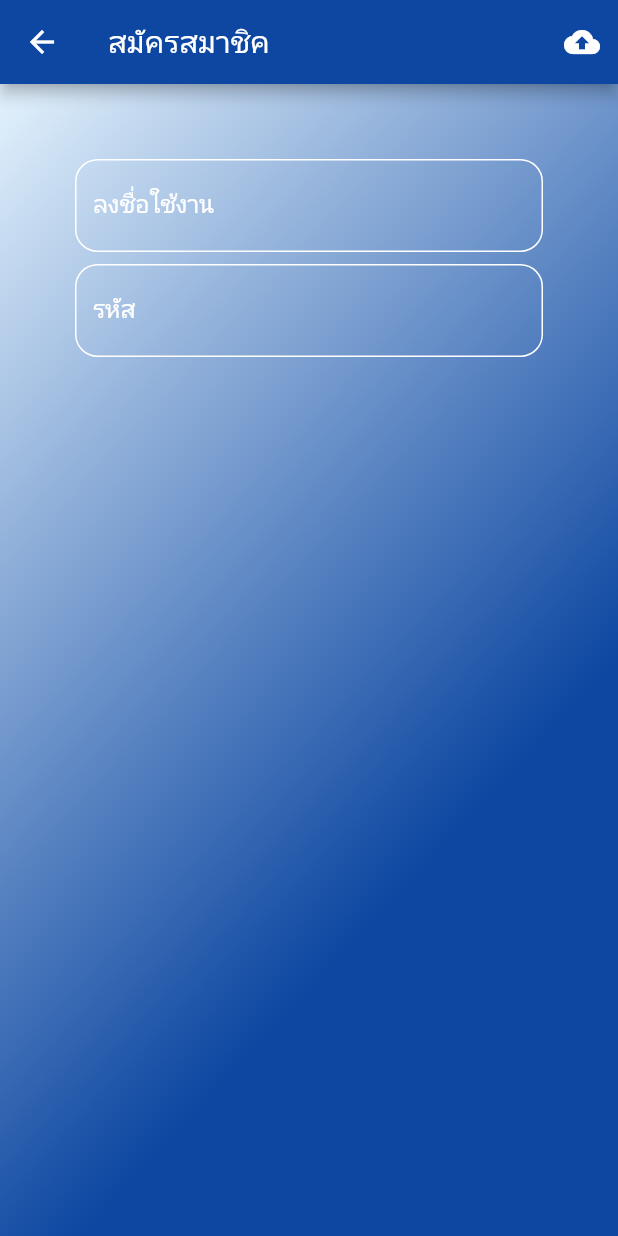
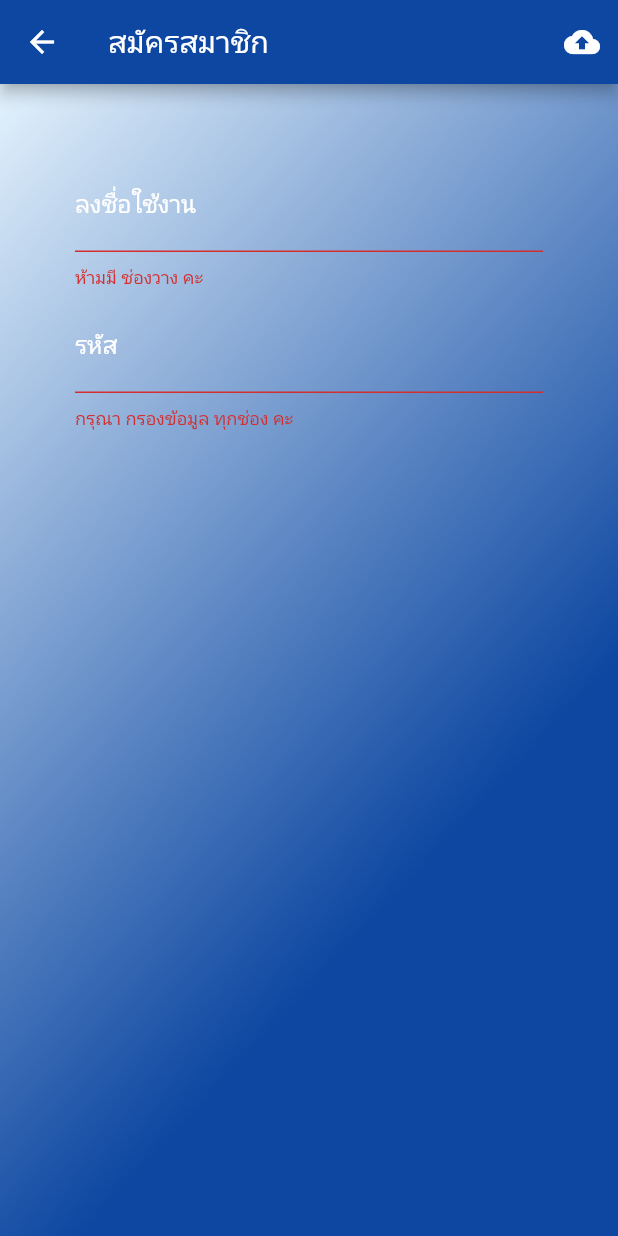
Before and after one commit to masterUNG/MariaAlertFlutter, a Flutter app: the Register screen opened directly, after a tap on the "cloud upload" icon, on a phone screen of 412 x 824 dp. Run offline on Flutter 3.47's test engine with Material 2 defaults, Android fonts, the phone set to English and light mode, and no system bars; our stand-ins replace cached_network_image, firebase_messaging, flutter_local_notifications, shared_preferences; accounts and stored records are empty.

Commit message:
PreRegister OK

```diff
--- a/lib/screens/register.dart
+++ b/lib/screens/register.dart
@@ -1,4 +1,8 @@
 import 'package:flutter/material.dart';
+import 'package:http/http.dart' show get;
+import 'dart:convert';
+import 'dart:async';
+import 'package:firebase_messaging/firebase_messaging.dart';
 
 class Register extends StatefulWidget {
   @override
@@ -6,13 +10,35 @@ class Register extends StatefulWidget {
 }
 
 class _RegisterState extends State<Register> {
-  String titleAppBar = 'สมัครสมาชิค';
+  // Key
+  final formKey = GlobalKey<FormState>();
+  final scaffoldKey = GlobalKey<ScaffoldState>();
+
+  // Variable
+  String user, password, token;
+
+  // Text
+  String titleAppBar = 'สมัครสมาชิก';
   String titleUser = 'ลงชื่อใช้งาน';
   String titlePassword = 'รหัส';
   String titleHaveSpace = 'ห้ามมี ช่องวาง คะ';
   String messgeHaveSpace = 'กรุณา กรองข้อมูล ทุกช่อง คะ';
   String hindUser = 'กรอก ชื่อใช้งานที่อยากได้';
   String hiddPassword = 'กรอก รหัสที่อยากได้';
+  String passwordFalse1 = 'รหัส ต้องมีไม่ต่ำกว่า 6 ตัวอักษร คะ';
+
+  // Firebase
+  FirebaseMessaging firebaseMessaging = FirebaseMessaging();
+
+  @override
+  void initState() {
+    super.initState();
+
+    firebaseMessaging.getToken().then((String value){
+      token = value;
+    });
+
+  }
 
   Widget userTextFormField() {
     return TextFormField(
@@ -23,7 +49,55 @@ class _RegisterState extends State<Register> {
           enabledBorder: OutlineInputBorder(
               borderRadius: BorderRadius.circular(15.0),
               borderSide: BorderSide(color: Colors.white, width: 1.0))),
+      validator: (String value) {
+        if (checkHaveSpace(value)) {
+          return titleHaveSpace;
+        }
+      },
+      onSaved: (String value) {
+        user = value;
+      },
     );
+  }
+
+  bool checkHaveSpace(String value) {
+    if (value.length == 0) {
+      return true;
+    } else {
+      return false;
+    }
+  }
+
+  void showSnackBar(String message) {
+    SnackBar snackBar = SnackBar(
+      duration: Duration(seconds: 8),
+      backgroundColor: Colors.blue[900],
+      content: Text(message),
+      action: SnackBarAction(textColor: Colors.yellow,
+        label: 'Close',
+        onPressed: () {},
+      ),
+    );
+    scaffoldKey.currentState.showSnackBar(snackBar);
+  }
+
+  void checkUserAndUpload(BuildContext context) async {
+    String urlCheckUser =
+        'http://tscore.ms.ac.th/App/getUserWhereUser.php?isAdd=true&User=$user';
+
+    var response = await get(urlCheckUser);
+    var result = json.decode(response.body);
+
+    if (result.toString() != 'null') {
+      showSnackBar('ไม่สามารถใช้ $user ลงทะเบียนได้ เพราะมีคนอื่นใช้ไปแล้ว คะ');
+    } else {
+      print('user = $user, password = $password, token = $token');
+      String urlAddUser = 'http://tscore.ms.ac.th/App/addUser.php?isAdd=true&User=$user&Password=$password&Token=$token';
+      var responseAddUser = await get(urlAddUser);
+      var resultAddUser = json.decode(responseAddUser.body);
+      print('resultAddUser ==>> $resultAddUser');
+      Navigator.pop(context);
+    }
   }
 
   Widget passwordTextFormField() {
@@ -35,24 +109,44 @@ class _RegisterState extends State<Register> {
           enabledBorder: OutlineInputBorder(
               borderRadius: BorderRadius.circular(15.0),
               borderSide: BorderSide(color: Colors.white, width: 1.0))),
+      validator: (String value) {
+        if (checkHaveSpace(value)) {
+          return messgeHaveSpace;
+        } else if (value.length <= 5) {
+          return passwordFalse1;
+        }
+      },
+      onSaved: (String value) {
+        password = value;
+      },
     );
   }
 
   Widget uploadToServer(BuildContext context) {
     return IconButton(
       icon: Icon(Icons.cloud_upload),
-      onPressed: () {print('Click Upload');},
+      onPressed: () {
+        print('Click Upload');
+        if (formKey.currentState.validate()) {
+          formKey.currentState.save();
+          checkUserAndUpload(context);
+        }
+      },
     );
   }
 
   @override
   Widget build(BuildContext context) {
     return Scaffold(
+        key: scaffoldKey,
         appBar: AppBar(
           backgroundColor: Colors.blue[900],
-        title: Text(titleAppBar),actions: <Widget>[uploadToServer(context)],
+          title: Text(titleAppBar),
+          actions: <Widget>[uploadToServer(context)],
         ),
-      body: Container(
+        body: Form(
+          key: formKey,
+          child: Container(
             decoration: BoxDecoration(
                 gradient: LinearGradient(
                     begin: Alignment(-1, -1),
@@ -69,6 +163,6 @@ class _RegisterState extends State<Register> {
               ],
             ),
           ),
-    );
+        ));
   }
 }
--- a/lib/screens/show_news_list.dart
+++ b/lib/screens/show_news_list.dart
@@ -59,12 +59,14 @@ class _ShowNewsListState extends State<ShowNewsList> {
       print('onMessage Call: ==> $msg');
       showNotification(msg);
     });
+
     firebaseMessageing.requestNotificationPermissions(
         const IosNotificationSettings(sound: true, alert: true, badge: true));
     firebaseMessageing.onIosSettingsRegistered
         .listen((IosNotificationSettings setting) {
       print('Ios Setting Registed');
     });
+
     firebaseMessageing.getToken().then((token) {
       myToken = token;
       print('myToken ==>>> $myToken');
```
Lines whose indentation alone changed are shown as unchanged.
